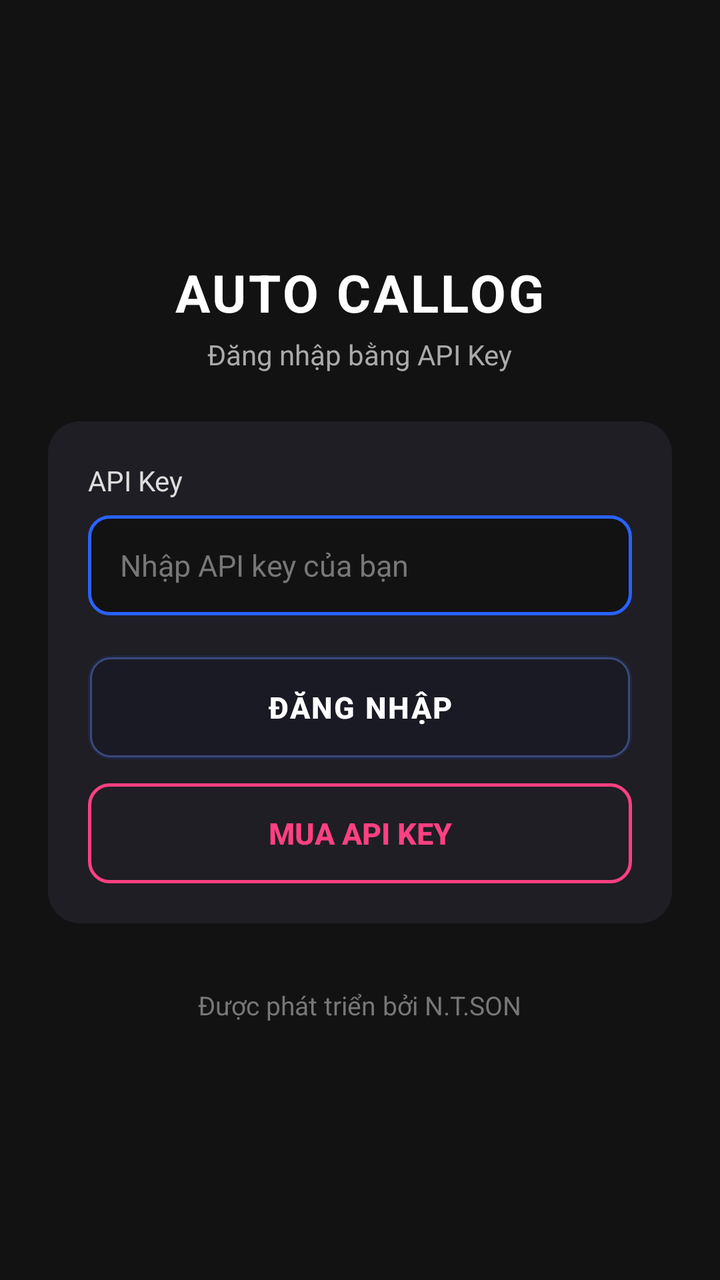
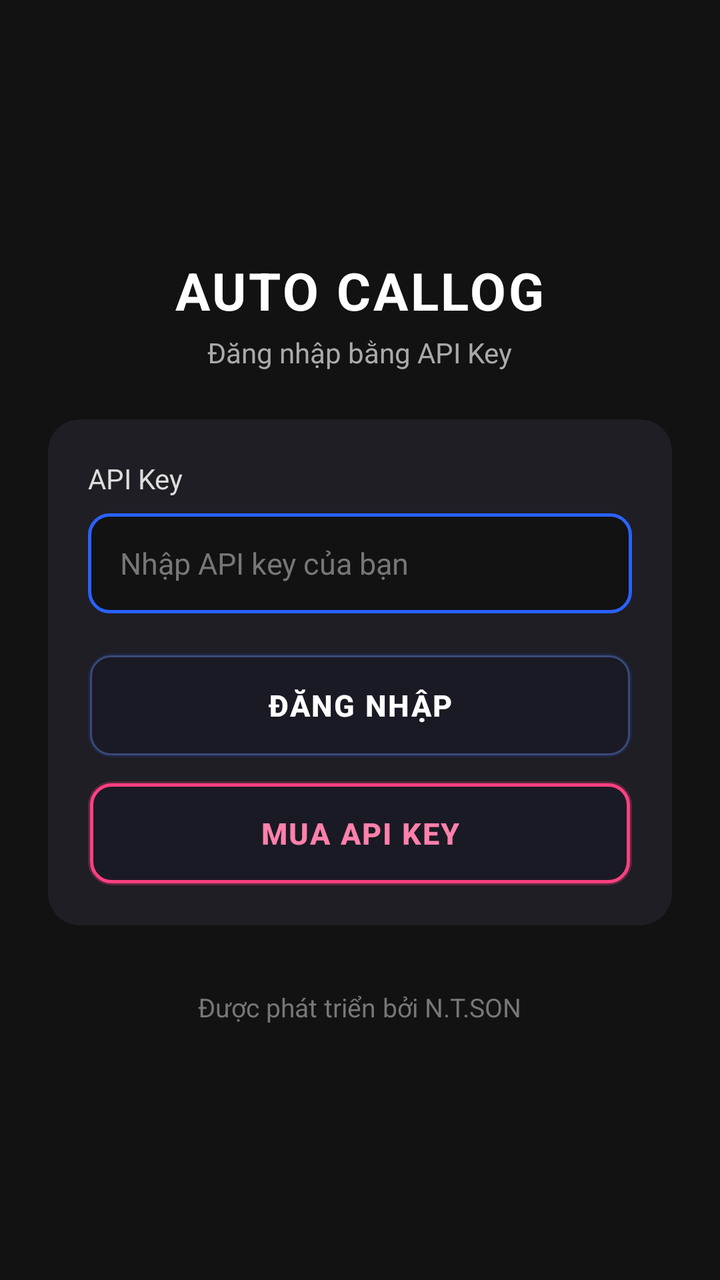

Screens rendered from an Android XML layout before and after an edit, with the pre-edit source and the edit as a unified diff.
<!-- AndroidManifest.xml: application theme Theme.AppCompat.Light.NoActionBar -->
<!-- res/layout/activity_check_key.xml -->
<?xml version="1.0" encoding="utf-8"?>
<LinearLayout xmlns:android="http://schemas.android.com/apk/res/android"
    android:layout_width="match_parent"
    android:layout_height="match_parent"
    android:orientation="vertical"
    android:gravity="center"
    android:background="#121212"
    android:padding="24dp">

    
    <TextView
        android:layout_width="wrap_content"
        android:layout_height="wrap_content"
        android:text="AUTO CALLOG"
        android:textSize="26sp"
        android:textStyle="bold"
        android:textColor="#FFFFFF"
        android:letterSpacing="0.05"
        android:layout_marginBottom="4dp"/>

    <TextView
        android:layout_width="wrap_content"
        android:layout_height="wrap_content"
        android:text="Đăng nhập bằng API Key"
        android:textSize="14sp"
        android:textColor="#AAAAAA"
        android:layout_marginBottom="24dp"/>

    
    <LinearLayout
        android:layout_width="match_parent"
        android:layout_height="wrap_content"
        android:orientation="vertical"
        android:background="@drawable/bg_card_license"
        android:padding="20dp"
        android:layout_marginBottom="32dp">

        <TextView
            android:layout_width="wrap_content"
            android:layout_height="wrap_content"
            android:text="API Key"
            android:textSize="14sp"
            android:textColor="#DDDDDD"
            android:layout_marginBottom="8dp"/>

        
        <EditText
            android:id="@+id/etKey"
            android:layout_width="match_parent"
            android:layout_height="50dp"
            android:hint="Nhập API key của bạn"
            android:textColorHint="#777777"
            android:textColor="#FFFFFF"
            android:textSize="15sp"
            android:background="@drawable/bg_edit_text"
            android:paddingHorizontal="16dp"
            android:singleLine="true"
            android:layout_marginBottom="20dp"/>

        
        <Button
            android:id="@+id/btnCheckKey"
            android:layout_width="match_parent"
            android:layout_height="52dp"
            android:text="ĐĂNG NHẬP"
            android:textColor="#FFFFFF"
            android:textStyle="bold"
            android:textSize="15sp"
            android:letterSpacing="0.05"
            android:background="@drawable/bg_btn_launch"
            android:layout_marginBottom="12dp"
            style="?android:attr/borderlessButtonStyle"/>

        
        <Button
            android:id="@+id/btnBuyKey"
            android:layout_width="match_parent"
            android:layout_height="50dp"
            android:text="MUA API KEY"
            android:textColor="#FF4081"
            android:textStyle="bold"
            android:textSize="15sp"
            android:background="@drawable/bg_btn_outline"
            style="?android:attr/borderlessButtonStyle"/>

    </LinearLayout>

    
    <TextView
        android:layout_width="wrap_content"
        android:layout_height="wrap_content"
        android:text="Được phát triển bởi N.T.SON"
        android:textSize="13sp"
        android:textColor="#777777"/>

</LinearLayout>
<!-- resources referenced by this layout -->
<resources>
  <!-- drawable bg_btn_launch (drawable) -->
  <?xml version="1.0" encoding="utf-8"?>
  <layer-list xmlns:android="http://schemas.android.com/apk/res/android">
      
      <item>
          <shape android:shape="rectangle">
              <solid android:color="#223366FF"/>
              <corners android:radius="12dp"/>
          </shape>
      </item>
      
      
      <item android:top="1dp" android:bottom="1dp" android:left="1dp" android:right="1dp">
          <shape android:shape="rectangle">
              <solid android:color="#1A1A24"/>
              <corners android:radius="10dp"/>
              <stroke android:width="1dp" android:color="#3A4A7A"/>
          </shape>
      </item>
  </layer-list>
  <!-- drawable bg_btn_outline (drawable) -->
  <?xml version="1.0" encoding="utf-8"?>
  <shape xmlns:android="http://schemas.android.com/apk/res/android"
      android:shape="rectangle">
      <solid android:color="#1E1E24"/>
      <stroke android:width="1.5dp" android:color="#FF4081"/>
      <corners android:radius="10dp"/>
  </shape>
  <!-- drawable bg_card_license (drawable) -->
  <?xml version="1.0" encoding="utf-8"?>
  <shape xmlns:android="http://schemas.android.com/apk/res/android"
      android:shape="rectangle">
      <solid android:color="#1E1E24"/>
      <corners android:radius="16dp"/>
  </shape>
  <!-- drawable bg_edit_text (drawable) -->
  <?xml version="1.0" encoding="utf-8"?>
  <shape xmlns:android="http://schemas.android.com/apk/res/android"
      android:shape="rectangle">
      <solid android:color="#121212"/>
      <stroke android:width="1.5dp" android:color="#2962FF"/>
      <corners android:radius="10dp"/>
  </shape>
</resources>

<!-- the commit's change to res/layout/activity_check_key.xml (unified diff, before → after) -->
@@ -75,12 +75,13 @@
         <Button
             android:id="@+id/btnBuyKey"
             android:layout_width="match_parent"
-            android:layout_height="50dp"
+            android:layout_height="52dp"
             android:text="MUA API KEY"
-            android:textColor="#FF4081"
+            android:textColor="#FF80AB"
             android:textStyle="bold"
             android:textSize="15sp"
-            android:background="@drawable/bg_btn_outline"
+            android:letterSpacing="0.05"
+            android:background="@drawable/bg_btn_neon_pink"
             style="?android:attr/borderlessButtonStyle"/>
 
     </LinearLayout>
<!-- resource entries referenced after the edit -->
@@ -20,14 +20,26 @@
           </shape>
       </item>
   </layer-list>
-  <!-- drawable bg_btn_outline (drawable) -->
+  <!-- drawable bg_btn_neon_pink (drawable) -->
   <?xml version="1.0" encoding="utf-8"?>
-  <shape xmlns:android="http://schemas.android.com/apk/res/android"
-      android:shape="rectangle">
-      <solid android:color="#1E1E24"/>
-      <stroke android:width="1.5dp" android:color="#FF4081"/>
-      <corners android:radius="10dp"/>
-  </shape>
+  <layer-list xmlns:android="http://schemas.android.com/apk/res/android">
+      
+      <item>
+          <shape android:shape="rectangle">
+              <solid android:color="#44FF4081"/>
+              <corners android:radius="12dp"/>
+          </shape>
+      </item>
+      
+      
+      <item android:top="1dp" android:bottom="1dp" android:left="1dp" android:right="1dp">
+          <shape android:shape="rectangle">
+              <solid android:color="#1A1A24"/>
+              <corners android:radius="10dp"/>
+              <stroke android:width="1.5dp" android:color="#FF4081"/>
+          </shape>
+      </item>
+  </layer-list>
   <!-- drawable bg_card_license (drawable) -->
   <?xml version="1.0" encoding="utf-8"?>
   <shape xmlns:android="http://schemas.android.com/apk/res/android"
